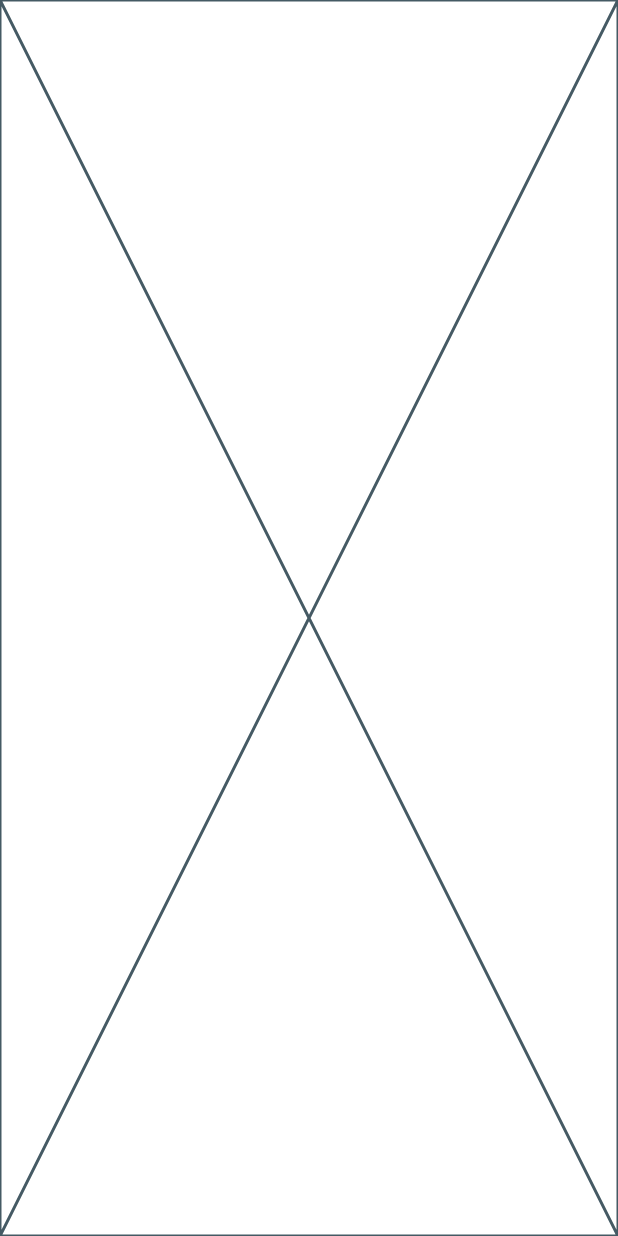
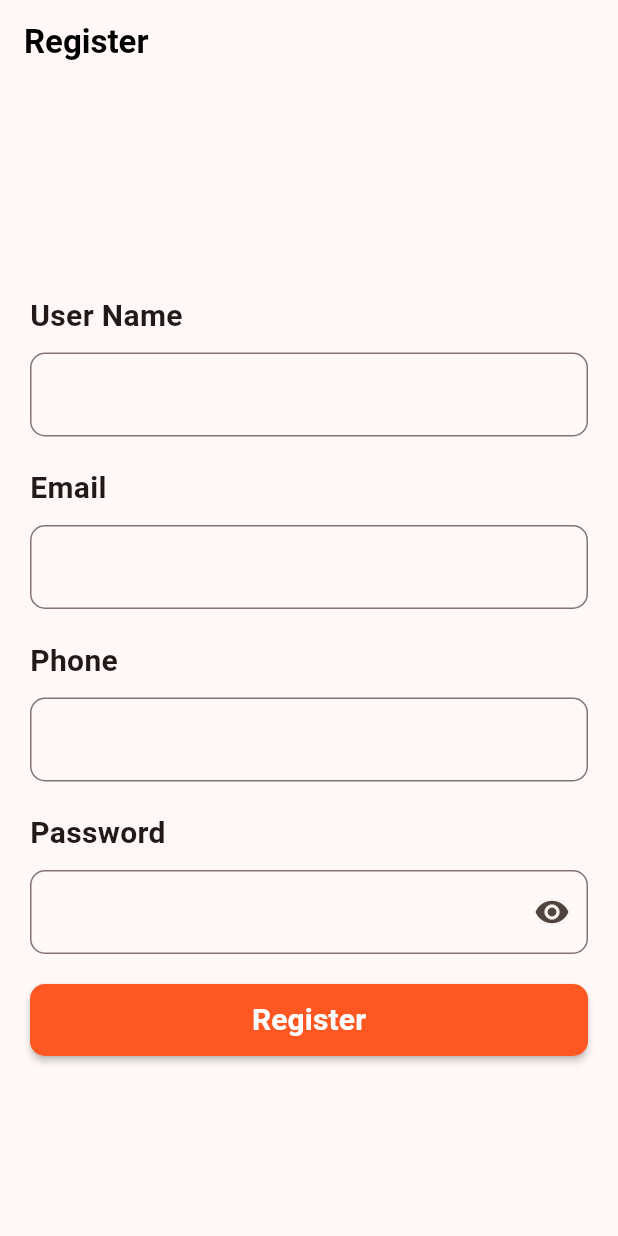
Before and after one commit to MahmoudHamdy19/hns_chat, a Flutter app: the screen it shows after launch, on a phone screen of 412 x 824 dp. Run offline on Flutter 3.47's test engine with Material 3 defaults, Android fonts, the phone set to English and light mode, and no system bars; our stand-ins replace cloud_firestore, firebase_auth, firebase_core, get; accounts and stored records are empty; generated files the repository leaves out were written again.

Commit message:
add register_controller.dart regiser_screen.dart init_binding.dart

```diff
--- a/lib/app/utils/constants/constant.dart
+++ b/lib/app/utils/constants/constant.dart
@@ -0,0 +1,3 @@
+class FireStoreEndPoints {
+  static const String users = 'users';
+}
--- a/lib/app/utils/localization/App_locate.dart
+++ b/lib/app/utils/localization/App_locate.dart
@@ -0,0 +1,11 @@
+import 'package:get/get.dart';
+import 'package:hns_chat/app/utils/localization/ar_aa.dart';
+import 'package:hns_chat/app/utils/localization/en_us.dart';
+
+class AppLanguage extends Translations {
+  @override
+  Map<String, Map<String, String>> get keys =>{
+    'en_US':en_usMap,
+    'ar_AA':ar_aaMap
+  };
+}
--- /dev/null
+++ b/lib/app/utils/localization/ar_aa.dart
@@ -0,0 +1,6 @@
+Map<String,String> ar_aaMap = {
+  'Register':'تسجيل حساب جديد',
+  'Name':'الاسم',
+  'va_ms':'لا يمكن ترك المحتوي فارغ',
+
+};
--- /dev/null
+++ b/lib/app/utils/localization/en_us.dart
@@ -0,0 +1,5 @@
+Map<String,String> en_usMap = {
+  'Register':'Register',
+  'Name':'Name',
+  'va_ms':'Can\'nt leave this box empty',
+};
--- a/lib/app/utils/theme/light_theme.dart
+++ b/lib/app/utils/theme/light_theme.dart
@@ -0,0 +1,17 @@
+
+import 'package:flutter/material.dart';
+
+TextStyle  appBarTitleStyle =const TextStyle(
+  fontWeight: FontWeight.bold ,
+  fontSize: 22.0,
+  color: Colors.black
+) ;
+TextStyle  headForFieldStyle =const TextStyle(
+  fontWeight: FontWeight.bold ,
+  fontSize: 20.0,
+) ;
+TextStyle  butTextStyle =const TextStyle(
+  fontWeight: FontWeight.bold ,
+  fontSize: 20.0,
+  color: Colors.white,
+) ;
--- /dev/null
+++ b/lib/app/widgets/costum_text_form.dart
@@ -0,0 +1,48 @@
+import 'package:flutter/material.dart';
+import 'package:get/get.dart';
+import '../utils/theme/light_theme.dart';
+
+class CustomTextForm extends StatelessWidget {
+  String title;
+  TextEditingController? controllerText;
+  String? validateMessage;
+  TextInputType? keyboardType;
+  void Function(String)? onChanged;
+  CustomTextForm(
+      {required this.title,
+      this.controllerText,
+      this.onChanged,
+      this.keyboardType,
+      this.validateMessage});
+
+  @override
+  Widget build(BuildContext context) {
+    return Column(
+      crossAxisAlignment: CrossAxisAlignment.start,
+      children: [
+        const SizedBox(height: 20.0),
+        Text(
+          title.tr,
+          style: headForFieldStyle,
+        ),
+        const SizedBox(
+          height: 10.0,
+        ),
+        TextFormField(
+          keyboardType: keyboardType,
+          onChanged: onChanged,
+          textInputAction: TextInputAction.next,
+          validator: (value) {
+            if (value!.isEmpty) {
+              return validateMessage ?? 'va_ms'.tr;
+            }
+          },
+          decoration: InputDecoration(
+            border:
+                OutlineInputBorder(borderRadius: BorderRadius.circular(10.0)),
+          ),
+        )
+      ],
+    );
+  }
+}
--- /dev/null
+++ b/lib/app/widgets/custom_text_password.dart
@@ -0,0 +1,62 @@
+import 'package:flutter/material.dart';
+import 'package:get/get.dart';
+import 'package:hns_chat/ui/auth/register/controller/register_controller.dart';
+
+import '../utils/theme/light_theme.dart';
+
+class CustomTextPassword extends StatelessWidget{
+  String title;
+  TextEditingController? controllerText;
+  String? validateMessage;
+  TextInputType? keyboardType ;
+  RxBool showPassword = true.obs  ;
+  void Function(String)? onChanged;
+  bool isPassword;
+  CustomTextPassword({required this.title,
+    this.controllerText,
+    this.onChanged,
+    this.keyboardType,
+    this.isPassword = false,
+    this.validateMessage});
+
+  @override
+  Widget build(BuildContext context) {
+    return Column(
+      crossAxisAlignment: CrossAxisAlignment.start,
+      children: [
+        const SizedBox(height:20.0),
+        Text(
+          title.tr,
+          style: headForFieldStyle,
+        ),
+        const SizedBox(
+          height: 10.0,
+        ),
+        Obx(() {
+          return TextFormField(
+            keyboardType:keyboardType,
+            onChanged: onChanged,
+            textInputAction: TextInputAction.next,
+            validator: (value) {
+              if(value!.isEmpty){
+                return validateMessage??'va_ms'.tr;
+              }
+            },
+            obscureText: isPassword &&showPassword.value,
+            decoration: InputDecoration(
+                border: OutlineInputBorder(borderRadius: BorderRadius.circular(10.0)),
+                suffixIcon:showPassword.value?
+                IconButton(onPressed: (){
+                  showPassword.value = false;
+                }, icon: Icon(Icons.remove_red_eye)): IconButton(onPressed: (){
+                  showPassword.value = true;
+                }, icon: Icon(Icons.panorama_fish_eye))
+
+            ),
+          );
+        }
+        )
+      ],
+    );
+  }
+}
--- a/lib/data/data_source/remote_data_source/remote_data_source.dart
+++ b/lib/data/data_source/remote_data_source/remote_data_source.dart
@@ -0,0 +1,26 @@
+import 'package:cloud_firestore/cloud_firestore.dart';
+import 'package:firebase_auth/firebase_auth.dart' as auths;
+import 'package:hns_chat/app/utils/constants/constant.dart';
+import 'package:hns_chat/data/models/user.dart';
+
+abstract class RemoteDataSource {
+  Future<void> register(User user , String password);
+}
+
+
+class ImplRemoteDataSource implements RemoteDataSource {
+
+  auths.FirebaseAuth auth ;
+  FirebaseFirestore firestore ;
+  ImplRemoteDataSource({required this.auth,required this.firestore});
+  @override
+  Future<void> register(User user, String password) async {
+   await auth.createUserWithEmailAndPassword(email: user.email!, password: password).then((value){
+      firestore.collection(FireStoreEndPoints.users).add(user.toJson()).then((value){
+        user.id = value.id;
+        firestore.collection(FireStoreEndPoints.users).doc(value.id).update(user.toJson());
+      });
+    });
+  }
+
+}
--- a/lib/data/models/user.dart
+++ b/lib/data/models/user.dart
@@ -1,26 +1,26 @@
 class User {
-  final String id;
-  final String userName;
-  final String email;
-  final String phone;
-  final List<String> blockersID;
-  final List<String> followingID;
-  final List<String> followersID;
-  final DateTime createTime;
-  final DateTime updateTime;
-  final DateTime lastSeen;
+       String? id;
+  String? userName;
+  String? email;
+  String? phone;
+  List<String>? blockersID;
+  List<String>? followingID;
+  List<String>? followersID;
+  DateTime? createTime;
+  DateTime? updateTime;
+  DateTime? lastSeen;
 
   User({
-    required this.id,
+           this.id,
     required this.userName,
     required this.email,
     required this.phone,
-    required this.blockersID,
-    required this.followingID,
-    required this.followersID,
-    required this.createTime,
-    required this.updateTime,
-    required this.lastSeen,
+        this.blockersID,
+        this.followingID,
+        this.followersID,
+        this.createTime,
+        this.updateTime,
+        this.lastSeen,
   });
 
   factory User.fromJson(Map<String, dynamic> json) {
@@ -47,9 +47,9 @@ class User {
       'blockersID': blockersID,
       'followingID': followingID,
       'followersID': followersID,
-      'createTime': createTime.toIso8601String(),
-      'updateTime': updateTime.toIso8601String(),
-      'lastSeen': lastSeen.toIso8601String(),
+      'createTime': createTime?.toIso8601String()??DateTime.now().toIso8601String(),
+      'updateTime': updateTime?.toIso8601String()??DateTime.now().toIso8601String(),
+      'lastSeen': lastSeen?.toIso8601String(),
     };
   }
 }
--- a/lib/main.dart
+++ b/lib/main.dart
@@ -1,8 +1,17 @@
+import 'package:firebase_core/firebase_core.dart';
 import 'package:flutter/material.dart';
 import 'package:get/get.dart';
+import 'package:hns_chat/app/utils/localization/App_locate.dart';
 import 'package:hns_chat/app/utils/routes/app_routes.dart';
+import 'package:hns_chat/ui/splash_screen/binding/init_binding.dart';
 
-void main() {
+import 'firebase_options.dart';
+
+void main() async {
+  WidgetsFlutterBinding.ensureInitialized();
+  await Firebase.initializeApp(
+    options: DefaultFirebaseOptions.currentPlatform,
+  );
   runApp(const MyApp());
 }
 
@@ -15,11 +24,14 @@ class MyApp extends StatelessWidget {
     return GetMaterialApp(
       title: 'Flutter Demo',
       theme: ThemeData(
-        colorScheme: ColorScheme.fromSeed(seedColor: Colors.deepPurple),
+        colorScheme: ColorScheme.fromSeed(seedColor: Colors.deepOrange),
         useMaterial3: true,
       ),
+      translations: AppLanguage(),
+      locale:const Locale('en','Us'),
       getPages:AppRoutes.pages,
-      initialRoute: AppRoutes.initRoute,
+      initialBinding: InitBinding(),
+      initialRoute: AppRoutes.registerScreen,
     );
   }
 }
--- a/lib/ui/auth/register/controller/register_controller.dart
+++ b/lib/ui/auth/register/controller/register_controller.dart
@@ -1,25 +1,25 @@
-import 'package:get/get.dart';
+ import 'package:get/get.dart';
+import 'package:hns_chat/data/data_source/remote_data_source/remote_data_source.dart';
+import 'package:hns_chat/data/models/user.dart';
 
 class RegisterController extends GetxController {
+  final RemoteDataSource dataSource = Get.find<ImplRemoteDataSource>();
+  final RxBool loading = false.obs;
+  User user  = User(userName: null, email: null, phone: null, blockersID: null, followingID: null, followersID: null, createTime: null, updateTime: null, lastSeen: null);
+  String?  password ;
+  register(){
+    loading.value = true ;
+    dataSource.register(user, password!).then((value){
+      loading.value = false ;
+    });
+  }
+}
 
-  @override
-  void onInit() {
-    // TODO: implement onInit
-    super.onInit();
-  }
-
-  @override
-  void onReady() {
-    // TODO: implement onReady
-    super.onReady();
-  }
-
-
-  @override
-  void onClose() {
-    // TODO: implement onClose
-    super.onClose();
-  }
-
-
-}
+/*
+*         task
+*         email , password , number validate
+*         M@$#123
+*         full login
+*
+*
+* */
--- a/lib/ui/auth/register/regiser_screen.dart
+++ b/lib/ui/auth/register/regiser_screen.dart
@@ -1,11 +1,92 @@
 import 'package:flutter/material.dart';
 import 'package:get/get.dart';
-import 'package:hns_chat/app/utils/routes/app_routes.dart';
+import 'package:hns_chat/app/utils/theme/light_theme.dart';
+import 'package:hns_chat/app/widgets/costum_text_form.dart';
+import 'package:hns_chat/app/widgets/custom_text_password.dart';
+import 'package:hns_chat/ui/auth/register/controller/register_controller.dart';
 
-class RegisterScreen extends StatelessWidget {
+class RegisterScreen extends GetWidget<RegisterController> {
+  final GlobalKey<FormState> _key = GlobalKey();
   @override
   Widget build(BuildContext context) {
-    Get.toNamed(AppRoutes.registerScreen);
-    return const Placeholder();
+    return Obx( () {
+        return Scaffold(
+          appBar: AppBar(
+            title: Text(
+              'Register'.tr,
+              style: appBarTitleStyle,
+            ),
+          ),
+          body:controller.loading.value? const Center(child: CircularProgressIndicator(),) :
+              _scaffoldBody()
+        );
+      }
+    );
   }
+
+  _scaffoldBody()=> Center(
+    child: SingleChildScrollView(
+      padding: const EdgeInsets.all(20.0),
+      child: Form(
+        key: _key,
+        child: Column(
+          crossAxisAlignment: CrossAxisAlignment.start,
+          children: [
+            /*   CustomTextForm(title: 'Name',
+               onChanged: (value) {
+                controller.user!.userName
+               },),*/
+            CustomTextForm(
+              title: 'User Name',
+              onChanged: (value) {
+                controller.user?.userName = value;
+              },
+            ),
+            CustomTextForm(
+              title: 'Email',
+              keyboardType: TextInputType.emailAddress,
+              onChanged: (p0) {
+                controller.user?.email = p0;
+              },
+            ),
+            CustomTextForm(
+                title: 'Phone',
+                keyboardType: TextInputType.phone,
+                onChanged: (p0) {
+                  controller.user?.phone = p0;
+                }),
+            CustomTextPassword(
+                title: 'Password',
+                keyboardType: TextInputType.visiblePassword,
+                isPassword: true,
+                onChanged: (p0) {
+                  controller.password = p0;
+                }),
+            const SizedBox(
+              height: 20.0,
+            ),
+            SizedBox(
+              width: double.infinity,
+              height: 48.0,
+              child: MaterialButton(
+                shape: RoundedRectangleBorder(
+                    borderRadius: BorderRadius.circular(10.0)),
+                textColor: Colors.white,
+                color: Colors.deepOrange,
+                onPressed: () {
+                  if (_key.currentState!.validate()) {
+                    controller.register();
+                  }
+                },
+                child: Text(
+                  'Register'.tr,
+                  style: butTextStyle,
+                ),
+              ),
+            ),
+          ],
+        ),
+      ),
+    ),
+  );
 }
--- /dev/null
+++ b/lib/ui/splash_screen/binding/init_binding.dart
@@ -0,0 +1,16 @@
+import 'package:cloud_firestore/cloud_firestore.dart';
+import 'package:firebase_auth/firebase_auth.dart';
+import 'package:get/get.dart';
+import 'package:hns_chat/data/data_source/remote_data_source/remote_data_source.dart';
+
+class InitBinding extends Bindings {
+  @override
+  void dependencies() {
+    FirebaseAuth _auth = FirebaseAuth.instance;
+    Get.put(_auth);
+    FirebaseFirestore _firestore = FirebaseFirestore.instance;
+    Get.put(_firestore);
+    Get.put(ImplRemoteDataSource(auth: Get.find<FirebaseAuth>(), firestore: Get.find<FirebaseFirestore>()));
+  }
+
+}
--- a/pubspec.yaml
+++ b/pubspec.yaml
@@ -36,6 +36,9 @@ dependencies:
   # Use with the CupertinoIcons class for iOS style icons.
   cupertino_icons: ^1.0.2
   get: ^4.6.6
+  firebase_core: ^2.24.2
+  cloud_firestore: ^4.13.6
+  firebase_auth: ^4.15.3
 
 dev_dependencies:
   flutter_test:
```
Also changed, not shown: pubspec.lock, 3 other files.
